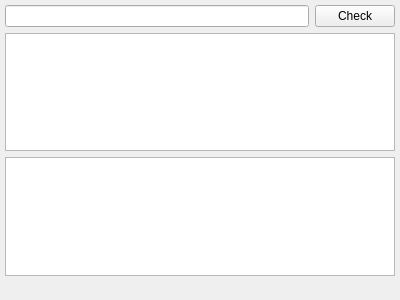
Before: the Qt Designer form mainwindow.ui in TurbaVladimir/QRegExp, drawn with Qt 5.
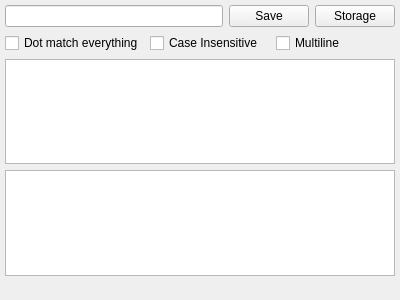
After: the same form once the commit is applied.

Commit message: Added: regexp execution timer, regexp storage, instant refresh, error handler, regexp modificators.

Patch:
```diff
--- a/mainwindow.ui
+++ b/mainwindow.ui
@@ -65,7 +65,39 @@
         <item>
          <widget class="QPushButton" name="checkButton">
           <property name="text">
-           <string>Check</string>
+           <string>Save</string>
+          </property>
+         </widget>
+        </item>
+        <item>
+         <widget class="QPushButton" name="storageButton">
+          <property name="text">
+           <string>Storage</string>
+          </property>
+         </widget>
+        </item>
+       </layout>
+      </item>
+      <item>
+       <layout class="QHBoxLayout" name="horizontalLayout_2">
+        <item>
+         <widget class="QCheckBox" name="dotMatch">
+          <property name="text">
+           <string>Dot match everything</string>
+          </property>
+         </widget>
+        </item>
+        <item>
+         <widget class="QCheckBox" name="caseInsensitive">
+          <property name="text">
+           <string>Case Insensitive</string>
+          </property>
+         </widget>
+        </item>
+        <item>
+         <widget class="QCheckBox" name="multiLine">
+          <property name="text">
+           <string>Multiline</string>
           </property>
          </widget>
         </item>
@@ -77,8 +109,8 @@
          <string>&lt;!DOCTYPE HTML PUBLIC &quot;-//W3C//DTD HTML 4.0//EN&quot; &quot;http://www.w3.org/TR/REC-html40/strict.dtd&quot;&gt;
 &lt;html&gt;&lt;head&gt;&lt;meta name=&quot;qrichtext&quot; content=&quot;1&quot; /&gt;&lt;style type=&quot;text/css&quot;&gt;
 p, li { white-space: pre-wrap; }
-&lt;/style&gt;&lt;/head&gt;&lt;body style=&quot; font-family:'Nimbus Roman No9 L'; font-size:11pt; font-weight:400; font-style:normal;&quot;&gt;
-&lt;p style=&quot;-qt-paragraph-type:empty; margin-top:0px; margin-bottom:0px; margin-left:0px; margin-right:0px; -qt-block-indent:0; text-indent:0px;&quot;&gt;&lt;br /&gt;&lt;/p&gt;&lt;/body&gt;&lt;/html&gt;</string>
+&lt;/style&gt;&lt;/head&gt;&lt;body style=&quot; font-family:'Nimbus Roman No9 L'; font-size:10pt; font-weight:600; font-style:normal;&quot;&gt;
+&lt;p style=&quot;-qt-paragraph-type:empty; margin-top:0px; margin-bottom:0px; margin-left:0px; margin-right:0px; -qt-block-indent:0; text-indent:0px; font-size:11pt; font-weight:400;&quot;&gt;&lt;br /&gt;&lt;/p&gt;&lt;/body&gt;&lt;/html&gt;</string>
         </property>
        </widget>
       </item>
@@ -91,8 +123,8 @@
          <string>&lt;!DOCTYPE HTML PUBLIC &quot;-//W3C//DTD HTML 4.0//EN&quot; &quot;http://www.w3.org/TR/REC-html40/strict.dtd&quot;&gt;
 &lt;html&gt;&lt;head&gt;&lt;meta name=&quot;qrichtext&quot; content=&quot;1&quot; /&gt;&lt;style type=&quot;text/css&quot;&gt;
 p, li { white-space: pre-wrap; }
-&lt;/style&gt;&lt;/head&gt;&lt;body style=&quot; font-family:'Nimbus Roman No9 L'; font-size:11pt; font-weight:400; font-style:normal;&quot;&gt;
-&lt;p style=&quot;-qt-paragraph-type:empty; margin-top:0px; margin-bottom:0px; margin-left:0px; margin-right:0px; -qt-block-indent:0; text-indent:0px;&quot;&gt;&lt;br /&gt;&lt;/p&gt;&lt;/body&gt;&lt;/html&gt;</string>
+&lt;/style&gt;&lt;/head&gt;&lt;body style=&quot; font-family:'Nimbus Roman No9 L'; font-size:10pt; font-weight:600; font-style:normal;&quot;&gt;
+&lt;p style=&quot;-qt-paragraph-type:empty; margin-top:0px; margin-bottom:0px; margin-left:0px; margin-right:0px; -qt-block-indent:0; text-indent:0px; font-size:11pt; font-weight:400;&quot;&gt;&lt;br /&gt;&lt;/p&gt;&lt;/body&gt;&lt;/html&gt;</string>
         </property>
        </widget>
       </item>
```
Left out of the diff: 2 changed lines with no effect on the pictures. The commit also changes 4 other files.
